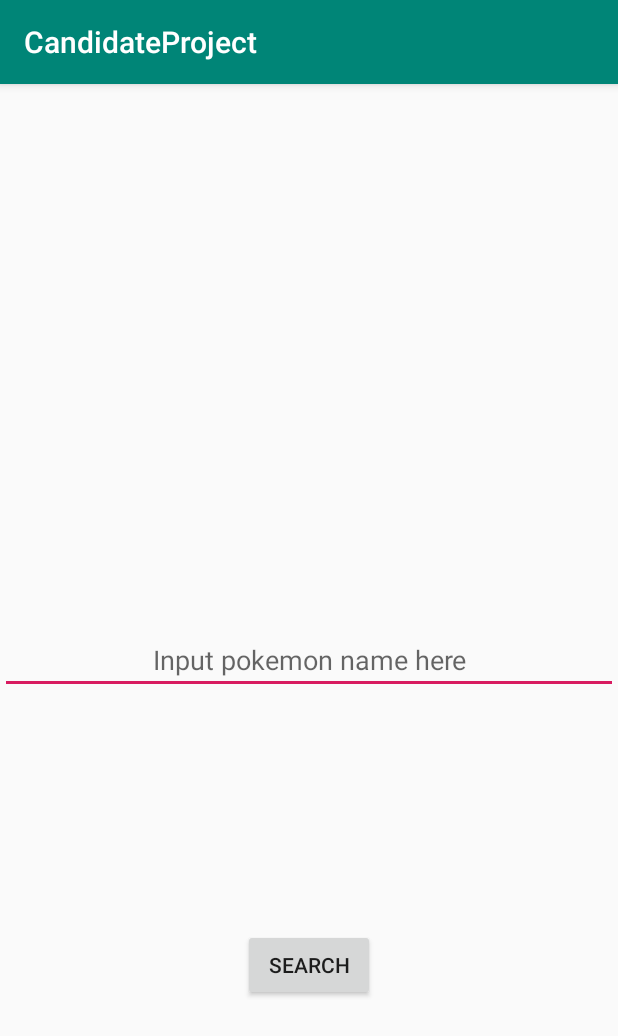
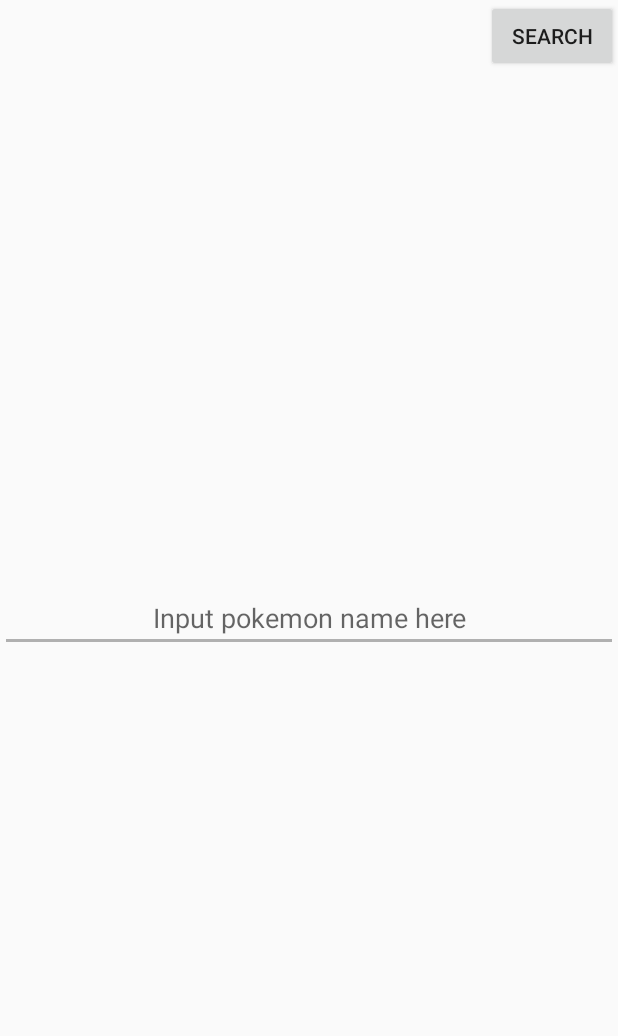
Before and after one commit to chanopkhonnasee/Pokedex, an Android app: the screen it shows after launch (MainActivity), on a phone screen of 412 x 824 dp. Shown: the top 1036 px of the screen. Run offline under Robolectric (Android 15) with nearby library versions, the phone set to English and light mode, and no system bars.

Commit message:
set design

```diff
--- a/app/src/main/AndroidManifest.xml
+++ b/app/src/main/AndroidManifest.xml
@@ -1,6 +1,9 @@
 <?xml version="1.0" encoding="utf-8"?>
 <manifest xmlns:android="http://schemas.android.com/apk/res/android"
     package="com.finnomena.project.candidate">
+
+    <uses-permission android:name="android.permission.INTERNET" />
+    <uses-permission android:name="android.permission.ACCESS_NETWORK_STATE" />
 
     <application
         android:allowBackup="true"
--- a/app/src/main/res/layout/activity_main.xml
+++ b/app/src/main/res/layout/activity_main.xml
@@ -23,10 +23,8 @@
         android:text="SEARCH"
         android:layout_width="wrap_content"
         android:layout_height="wrap_content"
-        app:layout_constraintBottom_toBottomOf="parent"
         app:layout_constraintEnd_toEndOf="parent"
-        app:layout_constraintStart_toStartOf="parent"
-        app:layout_constraintTop_toBottomOf="@+id/tv_search" />
+        app:layout_constraintTop_toTopOf="" />
 
 
 </androidx.constraintlayout.widget.ConstraintLayout>
--- a/app/src/main/res/values/colors.xml
+++ b/app/src/main/res/values/colors.xml
@@ -1,6 +1,6 @@
 <?xml version="1.0" encoding="utf-8"?>
 <resources>
-    <color name="colorPrimary">#008577</color>
-    <color name="colorPrimaryDark">#00574B</color>
-    <color name="colorAccent">#D81B60</color>
+    <color name="colorPrimary">#c00c0d</color>
+    <color name="colorPrimaryDark">#8b0101</color>
+    <color name="colorAccent">#b0b0b0</color>
 </resources>
--- a/app/src/main/res/values/strings.xml
+++ b/app/src/main/res/values/strings.xml
@@ -1,3 +1,3 @@
 <resources>
-    <string name="app_name">CandidateProject</string>
+    <string name="app_name">Pokedex</string>
 </resources>
--- a/app/src/main/res/values/styles.xml
+++ b/app/src/main/res/values/styles.xml
@@ -1,7 +1,7 @@
 <resources>
 
     <!-- Base application theme. -->
-    <style name="AppTheme" parent="Theme.AppCompat.Light.DarkActionBar">
+    <style name="AppTheme" parent="Theme.AppCompat.Light.NoActionBar">
         <!-- Customize your theme here. -->
         <item name="colorPrimary">@color/colorPrimary</item>
         <item name="colorPrimaryDark">@color/colorPrimaryDark</item>
--- a/build.gradle
+++ b/build.gradle
@@ -1,14 +1,14 @@
 // Top-level build file where you can add configuration options common to all sub-projects/modules.
 
 buildscript {
-    ext.kotlin_version = '1.3.61'
+    ext.kotlin_version = '1.3.72'
     repositories {
         google()
         jcenter()
 
     }
     dependencies {
-        classpath 'com.android.tools.build:gradle:3.5.3'
+        classpath "com.android.tools.build:gradle:4.1.1"
         classpath "org.jetbrains.kotlin:kotlin-gradle-plugin:$kotlin_version"
         // NOTE: Do not place your application dependencies here; they belong
         // in the individual module build.gradle files
```
Also changed, not shown: app/build.gradle (+6 -3 lines), gradle/wrapper/gradle-wrapper.properties.
